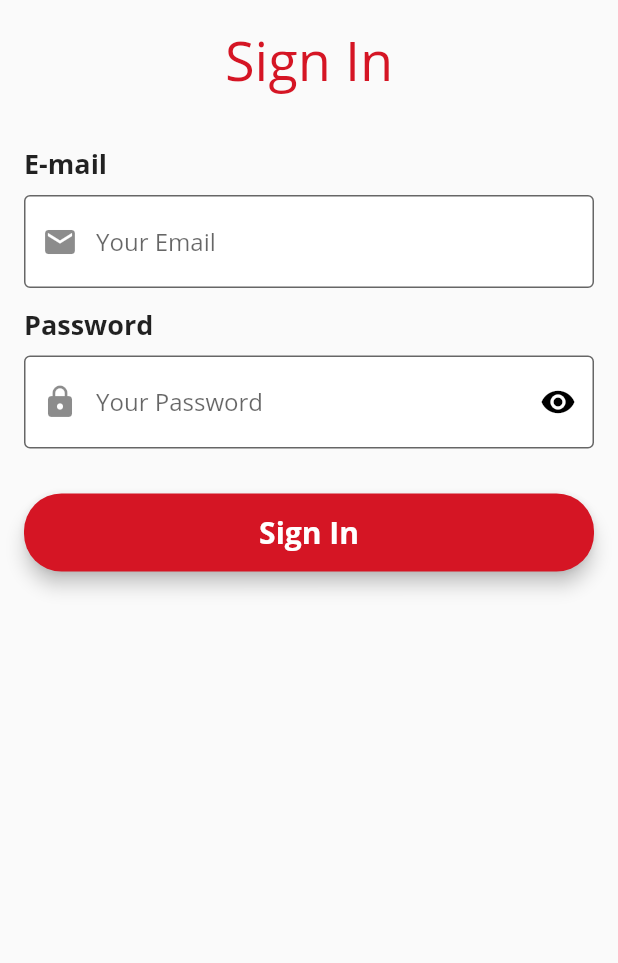
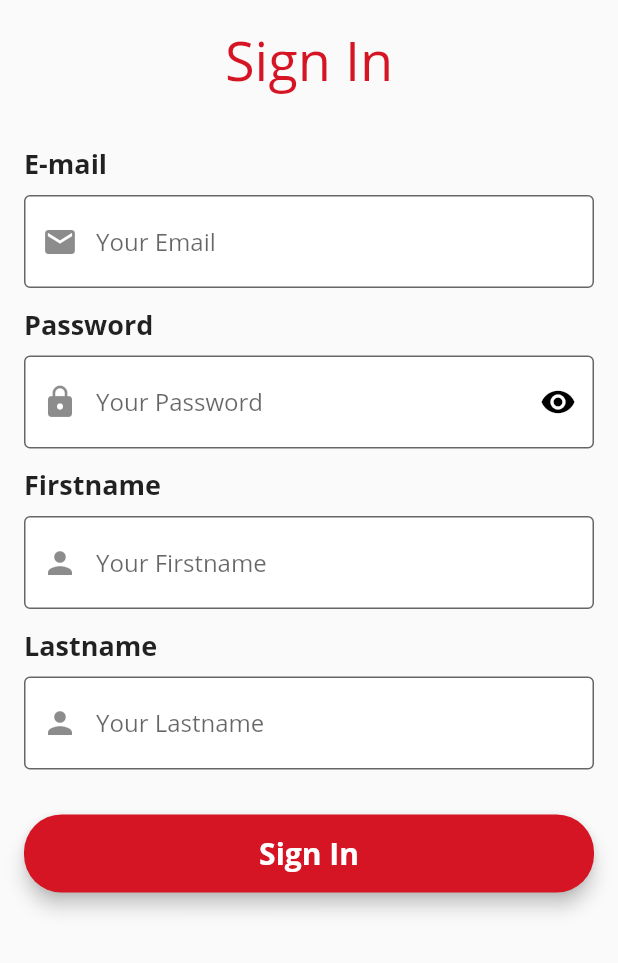
Before and after one commit to John-Hundred/Etutoring, a Flutter app: the screen it shows after launch, after a tap on "Sign In", on a phone screen of 412 x 824 dp, the part 273-1236 px from its top. Run offline on Flutter 3.47's test engine with Material 2 defaults, Android fonts, the phone set to English and light mode, and no system bars; our stand-ins replace carousel_slider, email_validator, flutter_secure_storage, font_awesome_flutter, scrollable_positioned_list; missing offline and left inert: move_to_background.

Commit message:
fix signin page

```diff
--- a/lib/screens/signin.dart
+++ b/lib/screens/signin.dart
@@ -164,8 +164,12 @@ class _SigninState extends State<Signin> {
                       buildEmail(),
                       const SizedBox(height: 12),
                       buildPassword(),
+                      const SizedBox(height: 12),
+                      buildFistname(),
+                      const SizedBox(height: 12),
+                      buildLastname(),
                       const SizedBox(height: 30),
-                      buildSigniInButton(),
+                      buildSignInButton(),
                       const SizedBox(height: 20),
                       Visibility(
                         visible: visible,
@@ -331,6 +335,38 @@ class _SigninState extends State<Signin> {
         ),
       );
 
+  Widget buildFistname() => buildTitle(
+        title: 'Firstname',
+        child: TextFormField(
+          validator: (value) {
+            return null;
+          },
+          controller: firstnameController,
+          decoration: InputDecoration(
+              filled: true,
+              fillColor: Colors.white,
+              border: OutlineInputBorder(),
+              hintText: 'Your Firstname',
+              prefixIcon: Icon(Icons.person)),
+        ),
+      );
+
+  Widget buildLastname() => buildTitle(
+        title: 'Lastname',
+        child: TextFormField(
+          validator: (value) {
+            return null;
+          },
+          controller: lastnameController,
+          decoration: InputDecoration(
+              filled: true,
+              fillColor: Colors.white,
+              border: OutlineInputBorder(),
+              hintText: 'Your Lastname',
+              prefixIcon: Icon(Icons.person)),
+        ),
+      );
+
   Widget buildPassword() => buildTitle(
         title: 'Password',
         child: TextFormField(
@@ -364,7 +400,7 @@ class _SigninState extends State<Signin> {
         ),
       );
 
-  Widget buildSigniInButton() => ButtonWidget(
+  Widget buildSignInButton() => ButtonWidget(
       text: 'Sign In',
       color: ArgonColors.redUnito,
       onClicked: () {
```
